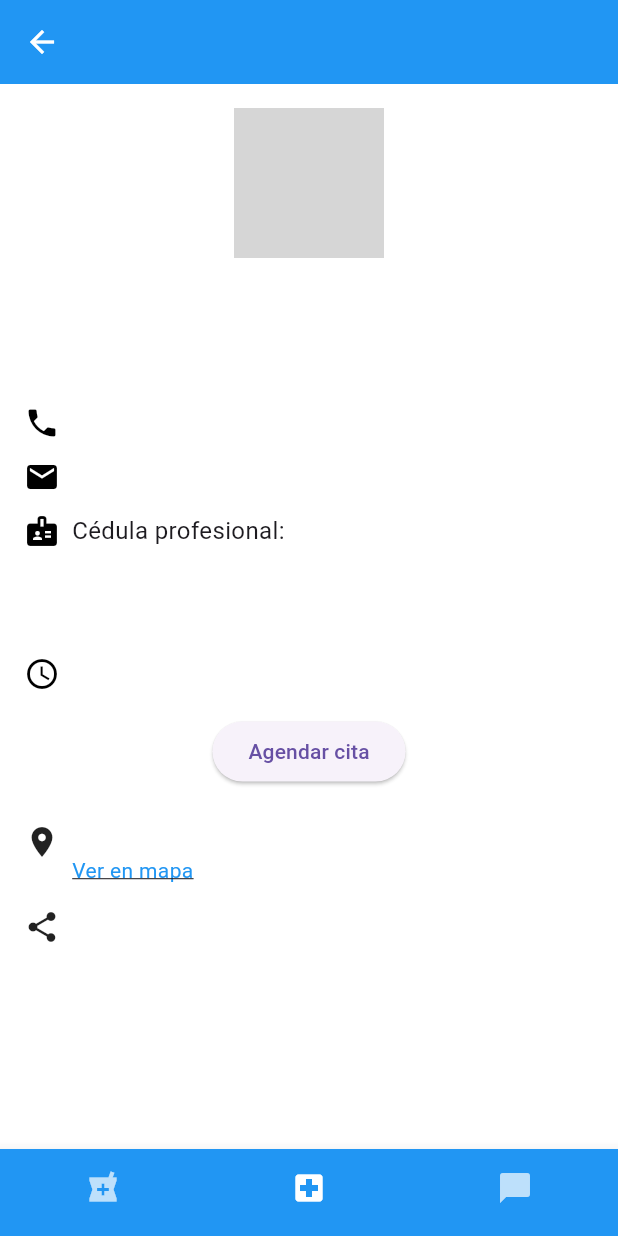
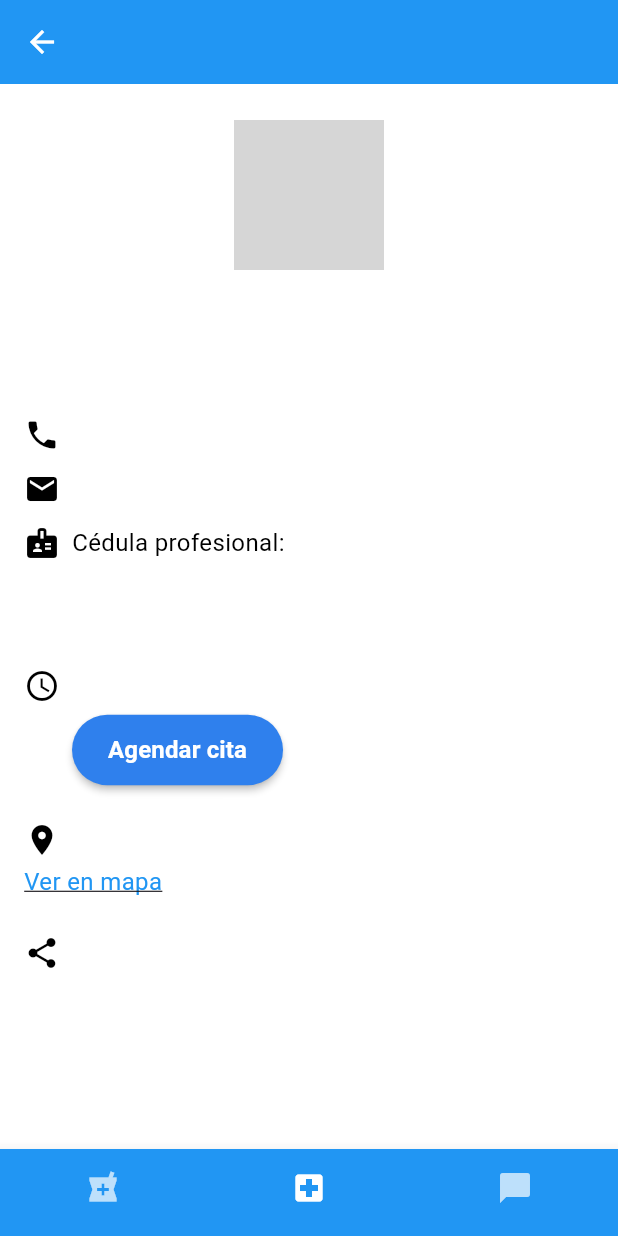
Before and after one commit to HunterRez23/Pharma, a Flutter app: the DetallesMedico screen opened directly with empty values, on a phone screen of 412 x 824 dp. Run offline on Flutter 3.47's test engine with Material 3 defaults, Android fonts, the light colour scheme and no system bars; our stand-ins replace cloud_firestore, diacritic, firebase_auth, firebase_core, google_sign_in; accounts and stored records are empty; network calls fail; grey boxes are pictures that could not be loaded.

Commit message:
Citas y chat medico

```diff
--- a/pharmacare/lib/Screens/detallesMedico.dart
+++ b/pharmacare/lib/Screens/detallesMedico.dart
@@ -2,6 +2,8 @@ import 'package:flutter/material.dart';
 import 'package:url_launcher/url_launcher.dart';
 import '../Widgets/common_widgets.dart';
 import '../Modelos/doctor.dart';
+import '../Widgets/formularioCita.dart';
+import 'package:pharmacare/Screens/chatSeguimiento.dart'; // Ajusta la ruta si es distinta
 
 class DetallesMedico extends StatelessWidget {
   final Doctor doctor;
@@ -21,6 +23,20 @@ class DetallesMedico extends StatelessWidget {
     }
   }
 
+  void _mostrarFormularioAgendar(BuildContext context) {
+    showModalBottomSheet(
+      context: context,
+      isScrollControlled: true,
+      backgroundColor: Colors.white,
+      shape: const RoundedRectangleBorder(
+        borderRadius: BorderRadius.vertical(top: Radius.circular(24)),
+      ),
+      builder: (context) {
+        return const FormularioAgendarCita(); // Usa el widget externo
+      },
+    );
+  }
+
   @override
   Widget build(BuildContext context) {
     return MediaQuery(
@@ -37,8 +53,9 @@ class DetallesMedico extends StatelessWidget {
         ),
         body: SafeArea(
           child: SingleChildScrollView(
-            padding: const EdgeInsets.all(16),
+            padding: const EdgeInsets.symmetric(horizontal: 16, vertical: 24),
             child: Column(
+              crossAxisAlignment: CrossAxisAlignment.center,
               children: [
                 CircleAvatar(
                   radius: 50,
@@ -47,102 +64,78 @@ class DetallesMedico extends StatelessWidget {
                 const SizedBox(height: 16),
                 Text(
                   doctor.name,
-                  style: const TextStyle(fontSize: 22, fontWeight: FontWeight.bold, color: Colors.black),
+                  style: const TextStyle(
+                    fontSize: 22,
+                    fontWeight: FontWeight.bold,
+                    color: Colors.black,
+                  ),
                   textAlign: TextAlign.center,
                 ),
                 const SizedBox(height: 4),
                 Text(
                   doctor.specialty,
-                  style: const TextStyle(fontSize: 16, color: Colors.grey),
+                  style: const TextStyle(
+                    fontSize: 16,
+                    color: Colors.grey,
+                  ),
+                  textAlign: TextAlign.center,
                 ),
                 const SizedBox(height: 24),
-                Row(
-                  children: [
-                    const Icon(Icons.phone, color: Colors.black),
-                    const SizedBox(width: 8),
-                    Expanded(
-                      child: Text(
-                        doctor.phone,
-                        style: const TextStyle(fontSize: 16),
-                      ),
-                    ),
-                  ],
+                _buildIconTextRow(Icons.phone, doctor.phone),
+                const SizedBox(height: 12),
+                _buildIconTextRow(
+                  Icons.email,
+                  doctor.email,
+                  isLink: true,
+                  onTap: () => _launchEmail(doctor.email),
                 ),
                 const SizedBox(height: 12),
-                Row(
-                  children: [
-                    const Icon(Icons.email, color: Colors.black),
-                    const SizedBox(width: 8),
-                    Expanded(
-                      child: GestureDetector(
-                        onTap: () => _launchEmail(doctor.email),
-                        child: Text(
-                          doctor.email,
-                          style: const TextStyle(
-                            decoration: TextDecoration.underline,
-                            color: Colors.blue,
-                            fontSize: 16,
-                          ),
-                        ),
-                      ),
-                    ),
-                  ],
-                ),
-                const SizedBox(height: 12),
-                Row(
-                  children: [
-                    const Icon(Icons.badge, color: Colors.black),
-                    const SizedBox(width: 8),
-                    Expanded(
-                      child: Text(
-                        'Cédula profesional: ${doctor.license}',
-                        style: const TextStyle(fontSize: 16),
-                      ),
-                    ),
-                  ],
+                _buildIconTextRow(
+                  Icons.badge,
+                  'Cédula profesional: ${doctor.license}',
                 ),
                 const SizedBox(height: 24),
-                Text(
-                  doctor.description,
-                  style: const TextStyle(fontSize: 16),
-                  textAlign: TextAlign.justify,
-                ),
-                const SizedBox(height: 24),
-                Row(
-                  children: [
-                    const Icon(Icons.access_time, color: Colors.black),
-                    const SizedBox(width: 8),
-                    Expanded(
-                      child: Text(
-                        doctor.schedule,
-                        style: const TextStyle(fontSize: 16),
-                      ),
-                    ),
-                  ],
-                ),
-                const SizedBox(height: 16),
-                ElevatedButton(
-                  onPressed: () {
-                    // Acción de agendar
-                  },
-                  child: const Text('Agendar cita'),
+                Padding(
+                  padding: const EdgeInsets.symmetric(horizontal: 8.0),
+                  child: Text(
+                    doctor.description,
+                    textAlign: TextAlign.justify,
+                    style: const TextStyle(fontSize: 16),
+                  ),
                 ),
                 const SizedBox(height: 24),
                 Row(
                   crossAxisAlignment: CrossAxisAlignment.start,
                   children: [
-                    const Icon(Icons.location_on),
+                    const Icon(Icons.access_time, color: Colors.black),
                     const SizedBox(width: 8),
                     Expanded(
                       child: Column(
                         crossAxisAlignment: CrossAxisAlignment.start,
                         children: [
-                          Text(doctor.address),
-                          GestureDetector(
-                            onTap: () => _launchURL(doctor.mapUrl),
+                          Text(
+                            doctor.schedule,
+                            style: const TextStyle(fontSize: 16),
+                          ),
+                          const SizedBox(height: 8),
+                          ElevatedButton(
+                            onPressed: () => _mostrarFormularioAgendar(context),
+                            style: ElevatedButton.styleFrom(
+                              padding: const EdgeInsets.symmetric(
+                                  horizontal: 24, vertical: 12),
+                              backgroundColor: const Color(0xFF2F80ED),
+                              foregroundColor: Colors.white,
+                              shape: RoundedRectangleBorder(
+                                borderRadius: BorderRadius.circular(30),
+                              ),
+                              elevation: 2,
+                            ),
                             child: const Text(
-                              'Ver en mapa',
-                              style: TextStyle(decoration: TextDecoration.underline, color: Colors.blue),
+                              'Agendar cita',
+                              style: TextStyle(
+                                fontWeight: FontWeight.bold,
+                                fontSize: 16,
+                              ),
                             ),
                           ),
                         ],
@@ -150,19 +143,29 @@ class DetallesMedico extends StatelessWidget {
                     ),
                   ],
                 ),
-                const SizedBox(height: 16),
-                Row(
-                  children: [
-                    const Icon(Icons.share),
-                    const SizedBox(width: 8),
-                    GestureDetector(
-                      onTap: () => _launchURL(doctor.socialLink),
-                      child: Text(
-                        doctor.socialLink,
-                        style: const TextStyle(decoration: TextDecoration.underline, color: Colors.blue),
+                const SizedBox(height: 24),
+                _buildIconTextRow(Icons.location_on, doctor.address),
+                const SizedBox(height: 4),
+                Align(
+                  alignment: Alignment.centerLeft,
+                  child: GestureDetector(
+                    onTap: () => _launchURL(doctor.mapUrl),
+                    child: const Text(
+                      'Ver en mapa',
+                      style: TextStyle(
+                        decoration: TextDecoration.underline,
+                        color: Colors.blue,
+                        fontSize: 16,
                       ),
                     ),
-                  ],
+                  ),
+                ),
+                const SizedBox(height: 24),
+                _buildIconTextRow(
+                  Icons.share,
+                  doctor.socialLink,
+                  isLink: true,
+                  onTap: () => _launchURL(doctor.socialLink),
                 ),
               ],
             ),
@@ -171,12 +174,43 @@ class DetallesMedico extends StatelessWidget {
         bottomNavigationBar: CustomBottomNavBar(
           currentIndex: 1,
           onTap: (index) {
-            if (index != 1) {
-              Navigator.of(context).popUntil((route) => route.isFirst);
+            if (index == 0) {
+              Navigator.of(context)
+                  .pushReplacementNamed('/'); // O tu pantalla de inicio
+            } else if (index == 2) {
+              Navigator.pushReplacement(
+                context,
+                MaterialPageRoute(builder: (_) => const ChatSeguimiento()),
+              );
             }
           },
         ),
       ),
     );
   }
+
+  Widget _buildIconTextRow(IconData icon, String text,
+      {bool isLink = false, VoidCallback? onTap}) {
+    return Row(
+      crossAxisAlignment: CrossAxisAlignment.start,
+      children: [
+        Icon(icon, color: Colors.black),
+        const SizedBox(width: 8),
+        Expanded(
+          child: GestureDetector(
+            onTap: onTap,
+            child: Text(
+              text,
+              style: TextStyle(
+                fontSize: 16,
+                color: isLink ? Colors.blue : Colors.black,
+                decoration:
+                    isLink ? TextDecoration.underline : TextDecoration.none,
+              ),
+            ),
+          ),
+        ),
+      ],
+    );
+  }
 }
```
Also changed, not shown: pharmacare/lib/Screens/PantallaPrincipal.dart (+18 -6 lines), pharmacare/lib/Screens/chatMedico.dart (added, +127 -0 lines), pharmacare/lib/Screens/chatSeguimiento.dart (added, +99 -0 lines), pharmacare/lib/Widgets/formularioCita.dart (added, +164 -0 lines), 4 other files.
